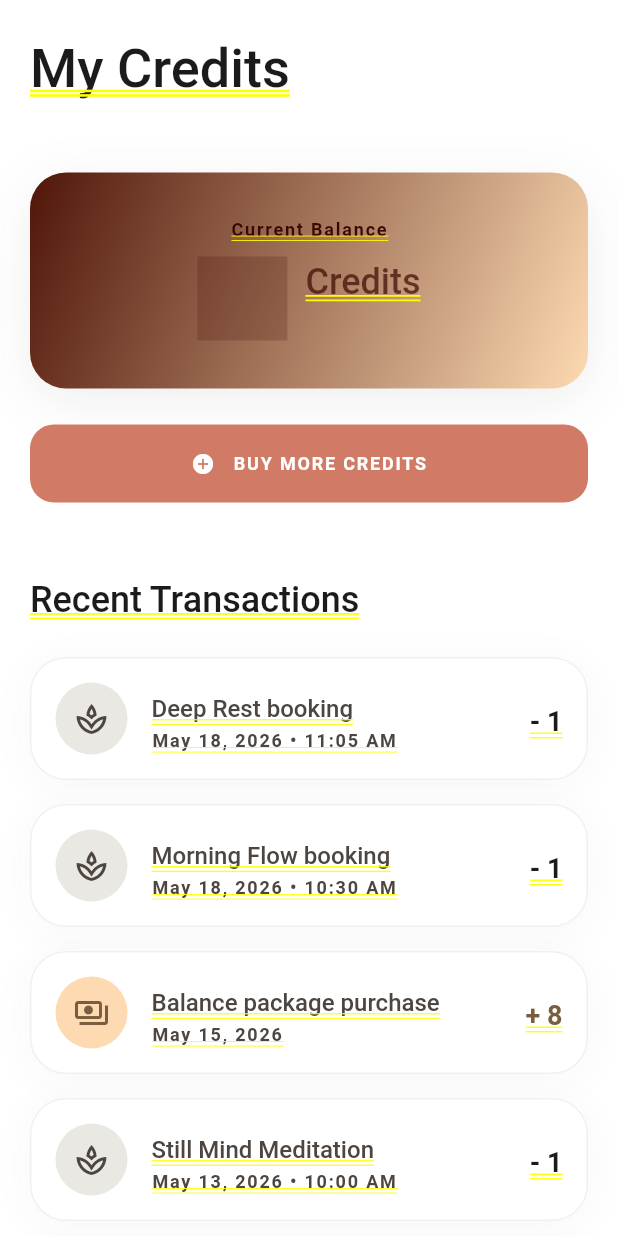
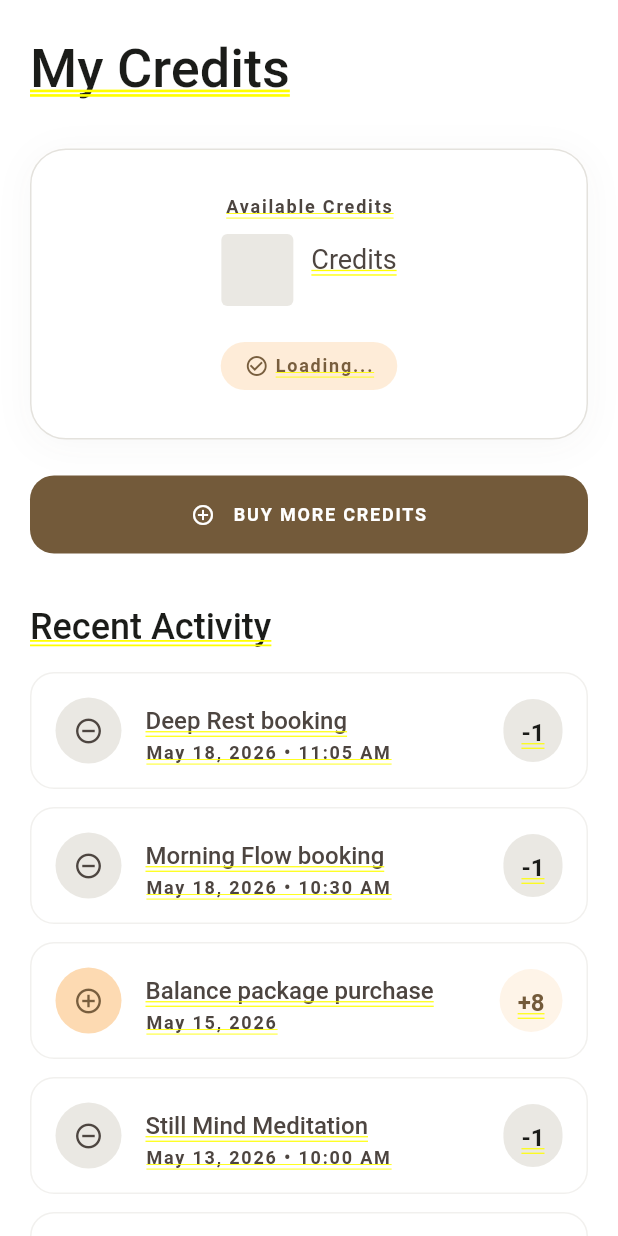
Before and after one commit to MunnaK17/onnastudios, a Flutter app: the WalletScreen screen opened by its route, on a phone screen of 412 x 824 dp. Run offline on Flutter 3.47's test engine with Material 3 defaults, Android fonts, the phone set to English and light mode, and no system bars; our stand-ins replace flutter_riverpod, go_router, qr_flutter; accounts and stored records are empty; Roboto replaces fonts that are missing (Epilogue, Manrope).

Commit message:
fix: improve wallet screen design
- Redesign balance card with white background and border
- Add status badge (Ready to book / Low balance)
- Improve transaction cards with pill-shaped amount badges
- Better spacing and visual hierarchy
- Cleaner loading states with rounded containers

Co-Authored-By: Claude Opus 4.7 <noreply@anthropic.com>

```diff
--- a/lib/presentation/screens/wallet/wallet_screen.dart
+++ b/lib/presentation/screens/wallet/wallet_screen.dart
@@ -53,10 +53,10 @@ class WalletScreen extends ConsumerWidget {
             const SizedBox(height: AppSpacing.lg),
             // Header
             const _HeaderSection(),
-            const SizedBox(height: AppSpacing.xxl),
+            const SizedBox(height: AppSpacing.xl),
             // Wallet Balance Section
             const _WalletBalanceSection(),
-            const SizedBox(height: AppSpacing.xxl),
+            const SizedBox(height: AppSpacing.xl),
             // Transactions Section
             const _TransactionsSection(),
             const SizedBox(height: AppSpacing.lg),
@@ -93,28 +93,27 @@ class _WalletBalanceSection extends ConsumerWidget {
           // Balance Card
           Container(
             width: double.infinity,
-            padding: const EdgeInsets.all(AppSpacing.xl),
+            padding: const EdgeInsets.symmetric(
+              horizontal: AppSpacing.lg,
+              vertical: AppSpacing.xl,
+            ),
             decoration: BoxDecoration(
-              gradient: LinearGradient(
-                begin: Alignment.topLeft,
-                end: Alignment.bottomRight,
-                colors: [
-                  AppColors.tertiaryContainer,
-                  AppColors.secondaryContainer,
-                ],
-              ),
-              borderRadius: BorderRadius.circular(AppRadius.card),
-              boxShadow: AppShadows.ambient,
+              color: AppColors.surfaceContainerLowest,
+              borderRadius: BorderRadius.circular(AppRadius.xl),
+              border: Border.all(color: AppColors.surfaceVariant),
+              boxShadow: AppShadows.subtle,
             ),
             child: Column(
               children: [
+                // Label
                 Text(
-                  'Current Balance',
+                  'Available Credits',
                   style: AppTypography.labelCaps.copyWith(
-                    color: AppColors.onTertiaryFixed,
+                    color: AppColors.onSurfaceVariant,
                   ),
                 ),
                 const SizedBox(height: AppSpacing.sm),
+                // Balance
                 Row(
                   mainAxisAlignment: MainAxisAlignment.center,
                   crossAxisAlignment: CrossAxisAlignment.baseline,
@@ -124,30 +123,48 @@ class _WalletBalanceSection extends ConsumerWidget {
                       data: (wallet) => Text(
                         '${wallet.remainingCredits}',
                         style: AppTypography.h1.copyWith(
-                          color: AppColors.onTertiaryFixed,
-                          fontSize: 56,
+                          color: AppColors.primary,
+                          fontSize: 48,
                         ),
                       ),
                       loading: () => Container(
-                        width: 60,
-                        height: 56,
-                        color: AppColors.onTertiaryFixed.withAlpha(51),
+                        width: 48,
+                        height: 48,
+                        decoration: BoxDecoration(
+                          color: AppColors.surfaceContainerHigh,
+                          borderRadius: BorderRadius.circular(AppRadius.sm),
                         ),
-                      error: (_, __) => Text(
+                      ),
+                      error: (e, st) => Text(
                         '--',
                         style: AppTypography.h1.copyWith(
-                          color: AppColors.onTertiaryFixed,
+                          color: AppColors.primary,
+                          fontSize: 48,
                         ),
                       ),
                     ),
                     const SizedBox(width: AppSpacing.sm),
                     Text(
                       'Credits',
-                      style: AppTypography.h3.copyWith(
-                        color: AppColors.onTertiaryFixed.withAlpha(179),
+                      style: AppTypography.bodyLg.copyWith(
+                        color: AppColors.onSurfaceVariant,
                       ),
                     ),
                   ],
+                ),
+                const SizedBox(height: AppSpacing.lg),
+                // Status Indicator
+                walletAsync.when(
+                  data: (wallet) => _CreditStatusBadge(
+                    isEnough: wallet.hasEnoughCredits,
+                    remaining: wallet.remainingCredits,
+                  ),
+                  loading: () =>
+                      const _CreditStatusBadge(isEnough: true, remaining: null),
+                  error: (e, st) => const _CreditStatusBadge(
+                    isEnough: false,
+                    remaining: null,
+                  ),
                 ),
               ],
             ),
@@ -157,14 +174,14 @@ class _WalletBalanceSection extends ConsumerWidget {
           walletAsync.when(
             data: (wallet) {
               if (wallet.remainingCredits < 3 && wallet.remainingCredits > 0) {
-                return Container(
+                return Padding(
+                  padding: const EdgeInsets.only(bottom: AppSpacing.lg),
+                  child: Container(
                     width: double.infinity,
-                  margin: const EdgeInsets.only(bottom: AppSpacing.lg),
                     padding: const EdgeInsets.all(AppSpacing.md),
                     decoration: BoxDecoration(
                       color: AppColors.errorContainer,
                       borderRadius: BorderRadius.circular(AppRadius.md),
-                    border: Border.all(color: AppColors.error.withAlpha(51)),
                     ),
                     child: Row(
                       children: [
@@ -184,6 +201,7 @@ class _WalletBalanceSection extends ConsumerWidget {
                         ),
                       ],
                     ),
+                  ),
                 );
               }
               return const SizedBox.shrink();
@@ -194,10 +212,56 @@ class _WalletBalanceSection extends ConsumerWidget {
           // Buy More Credits Button
           AppButton(
             label: 'Buy More Credits',
-            variant: AppButtonVariant.primary,
+            variant: AppButtonVariant.secondary,
             onPressed: () => context.go(AppRoutes.package),
             isExpanded: true,
-            icon: Icons.add_circle,
+            icon: Icons.add_circle_outline,
+          ),
+        ],
+      ),
+    );
+  }
+}
+
+class _CreditStatusBadge extends StatelessWidget {
+  const _CreditStatusBadge({required this.isEnough, required this.remaining});
+
+  final bool isEnough;
+  final int? remaining;
+
+  @override
+  Widget build(BuildContext context) {
+    return Container(
+      padding: const EdgeInsets.symmetric(
+        horizontal: AppSpacing.md,
+        vertical: AppSpacing.xs,
+      ),
+      decoration: BoxDecoration(
+        color: isEnough
+            ? AppColors.secondaryContainer.withAlpha(128)
+            : AppColors.errorContainer,
+        borderRadius: BorderRadius.circular(AppRadius.pill),
+      ),
+      child: Row(
+        mainAxisSize: MainAxisSize.min,
+        children: [
+          Icon(
+            isEnough ? Icons.check_circle_outline : Icons.warning_amber_rounded,
+            size: 16,
+            color: isEnough
+                ? AppColors.onSecondaryContainer
+                : AppColors.onErrorContainer,
+          ),
+          const SizedBox(width: AppSpacing.xxs),
+          Text(
+            remaining != null
+                ? (isEnough ? 'Ready to book' : 'Low balance')
+                : 'Loading...',
+            style: AppTypography.labelCaps.copyWith(
+              color: isEnough
+                  ? AppColors.onSecondaryContainer
+                  : AppColors.onErrorContainer,
+            ),
           ),
         ],
       ),
@@ -219,32 +283,35 @@ class _TransactionsSection extends ConsumerWidget {
           padding: const EdgeInsets.symmetric(
             horizontal: AppSpacing.screenPadding,
           ),
-          child: Text('Recent Transactions', style: AppTypography.h3),
+          child: Text('Recent Activity', style: AppTypography.h3),
         ),
-        const SizedBox(height: AppSpacing.lg),
+        const SizedBox(height: AppSpacing.md),
         transactionsAsync.when(
           data: (transactions) {
             if (transactions.isEmpty) {
               return const _EmptyTransactions();
             }
-            return Column(
+            return Padding(
+              padding: const EdgeInsets.symmetric(
+                horizontal: AppSpacing.screenPadding,
+              ),
+              child: Column(
                 children: transactions.asMap().entries.map((entry) {
                   final index = entry.key;
                   final transaction = entry.value;
                   final isLast = index == transactions.length - 1;
                   return Padding(
                     padding: EdgeInsets.only(
-                    left: AppSpacing.screenPadding,
-                    right: AppSpacing.screenPadding,
-                    bottom: isLast ? 0 : AppSpacing.md,
+                      bottom: isLast ? 0 : AppSpacing.sm,
                     ),
                     child: _TransactionCard(transaction: transaction),
                   );
                 }).toList(),
+              ),
             );
           },
           loading: () => const _LoadingTransactions(),
-          error: (_, __) => const _ErrorTransactions(),
+          error: (e, st) => const _ErrorTransactions(),
         ),
       ],
     );
@@ -264,16 +331,15 @@ class _TransactionCard extends StatelessWidget {
       padding: const EdgeInsets.all(AppSpacing.md),
       decoration: BoxDecoration(
         color: AppColors.surfaceContainerLowest,
-        borderRadius: BorderRadius.circular(AppRadius.card),
+        borderRadius: BorderRadius.circular(AppRadius.lg),
         border: Border.all(color: AppColors.surfaceVariant.withAlpha(128)),
-        boxShadow: AppShadows.subtle,
       ),
       child: Row(
         children: [
           // Icon
           Container(
-            width: 48,
-            height: 48,
+            width: 44,
+            height: 44,
             decoration: BoxDecoration(
               color: isCredit
                   ? AppColors.secondaryContainer
@@ -281,11 +347,11 @@ class _TransactionCard extends StatelessWidget {
               shape: BoxShape.circle,
             ),
             child: Icon(
-              isCredit ? Icons.payments_outlined : Icons.spa_outlined,
+              isCredit ? Icons.add_circle_outline : Icons.remove_circle_outline,
               color: isCredit
                   ? AppColors.onSecondaryContainer
                   : AppColors.onSurfaceVariant,
-              size: 24,
+              size: 20,
             ),
           ),
           const SizedBox(width: AppSpacing.md),
@@ -313,13 +379,23 @@ class _TransactionCard extends StatelessWidget {
             ),
           ),
           // Amount
-          Text(
-            isCredit ? '+ ${transaction.amount}' : '- ${transaction.amount}',
-            style: AppTypography.bodyLg.copyWith(
+          Container(
+            padding: const EdgeInsets.symmetric(
+              horizontal: AppSpacing.sm,
+              vertical: AppSpacing.xs,
+            ),
+            decoration: BoxDecoration(
+              color: isCredit
+                  ? AppColors.secondaryContainer.withAlpha(77)
+                  : AppColors.surfaceContainerHigh,
+              borderRadius: BorderRadius.circular(AppRadius.pill),
+            ),
+            child: Text(
+              isCredit ? '+${transaction.amount}' : '-${transaction.amount}',
+              style: AppTypography.bodyMd.copyWith(
                 fontWeight: FontWeight.w600,
-              color: isCredit
-                  ? AppColors.onSecondaryContainer
-                  : AppColors.onSurface,
+                color: isCredit ? AppColors.secondary : AppColors.onSurface,
+              ),
             ),
           ),
         ],
@@ -338,24 +414,18 @@ class _EmptyTransactions extends StatelessWidget {
       child: Center(
         child: Column(
           children: [
+            const SizedBox(height: AppSpacing.xl),
             Icon(
               Icons.receipt_long_outlined,
-              size: 64,
+              size: 48,
               color: AppColors.onSurfaceVariant.withAlpha(128),
             ),
-            const SizedBox(height: AppSpacing.lg),
+            const SizedBox(height: AppSpacing.md),
             Text(
               'No transactions yet',
-              style: AppTypography.h3,
-              textAlign: TextAlign.center,
-            ),
-            const SizedBox(height: AppSpacing.sm),
-            Text(
-              'Your transaction history will appear here',
               style: AppTypography.bodyMd.copyWith(
                 color: AppColors.onSurfaceVariant,
               ),
-              textAlign: TextAlign.center,
             ),
           ],
         ),
@@ -375,19 +445,19 @@ class _LoadingTransactions extends StatelessWidget {
         children: List.generate(
           3,
           (index) => Padding(
-            padding: EdgeInsets.only(bottom: index < 2 ? AppSpacing.md : 0),
+            padding: EdgeInsets.only(bottom: index < 2 ? AppSpacing.sm : 0),
             child: Container(
               padding: const EdgeInsets.all(AppSpacing.md),
               decoration: BoxDecoration(
                 color: AppColors.surfaceContainerLowest,
-                borderRadius: BorderRadius.circular(AppRadius.card),
+                borderRadius: BorderRadius.circular(AppRadius.lg),
                 border: Border.all(color: AppColors.surfaceVariant),
               ),
               child: Row(
                 children: [
                   Container(
-                    width: 48,
-                    height: 48,
+                    width: 44,
+                    height: 44,
                     decoration: BoxDecoration(
                       color: AppColors.surfaceContainerHigh,
                       shape: BoxShape.circle,
@@ -401,13 +471,19 @@ class _LoadingTransactions extends StatelessWidget {
                         Container(
                           width: double.infinity,
                           height: 14,
+                          decoration: BoxDecoration(
                             color: AppColors.surfaceContainerHigh,
+                            borderRadius: BorderRadius.circular(AppRadius.sm),
+                          ),
                         ),
                         const SizedBox(height: AppSpacing.xs),
                         Container(
-                          width: 120,
+                          width: 100,
                           height: 12,
+                          decoration: BoxDecoration(
                             color: AppColors.surfaceContainerHigh,
+                            borderRadius: BorderRadius.circular(AppRadius.sm),
+                          ),
                         ),
                       ],
                     ),
@@ -432,24 +508,18 @@ class _ErrorTransactions extends StatelessWidget {
       child: Center(
         child: Column(
           children: [
+            const SizedBox(height: AppSpacing.lg),
             Icon(
               Icons.error_outline,
-              size: 64,
-              color: AppColors.error.withAlpha(179),
+              size: 48,
+              color: AppColors.error.withAlpha(128),
             ),
-            const SizedBox(height: AppSpacing.lg),
+            const SizedBox(height: AppSpacing.md),
             Text(
-              'Failed to load transactions',
-              style: AppTypography.h3,
-              textAlign: TextAlign.center,
-            ),
-            const SizedBox(height: AppSpacing.sm),
-            Text(
-              'Please try again later',
+              'Unable to load transactions',
               style: AppTypography.bodyMd.copyWith(
                 color: AppColors.onSurfaceVariant,
               ),
-              textAlign: TextAlign.center,
             ),
           ],
         ),
```
Lines whose indentation alone changed are shown as unchanged.
